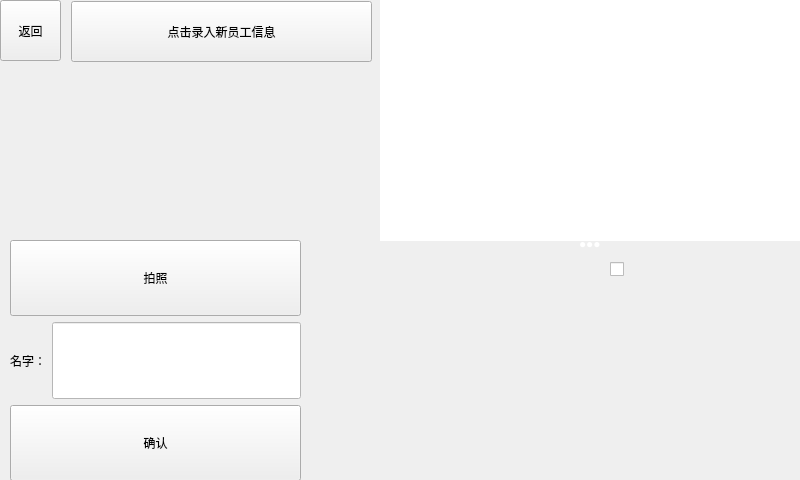
Qt form ArmV4l2Opencv/administratorw.ui (George-sudo/attendance-system) before a commit.
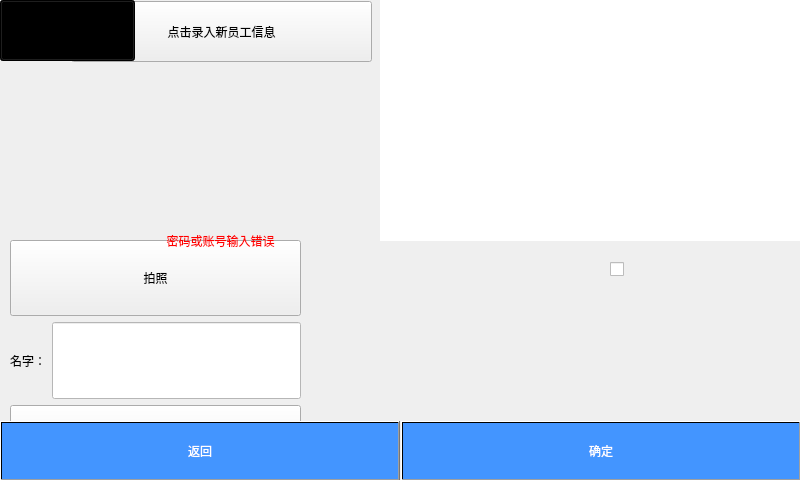
The same form after that commit. Icons and pictures are not drawn. Custom widgets are drawn as their Qt base class.

```diff
--- a/ArmV4l2Opencv/administratorw.ui
+++ b/ArmV4l2Opencv/administratorw.ui
@@ -473,7 +473,7 @@
      <string notr="true">background-color: rgba(0,0,0,0);border-width:0;border-style:outset;color: rgb(255, 255, 255);</string>
     </property>
     <property name="text">
-     <string>李春港</string>
+     <string/>
     </property>
     <property name="alignment">
      <set>Qt::AlignCenter</set>
@@ -492,7 +492,7 @@
      <string notr="true">background-color: rgba(0,0,0,0);border-width:0;border-style:outset;color: rgb(255, 255, 255);</string>
     </property>
     <property name="text">
-     <string>李春港</string>
+     <string/>
     </property>
     <property name="echoMode">
      <enum>QLineEdit::Password</enum>
@@ -501,6 +501,97 @@
      <set>Qt::AlignCenter</set>
     </property>
    </widget>
+   <widget class="QPushButton" name="pushButton">
+    <property name="geometry">
+     <rect>
+      <x>0</x>
+      <y>0</y>
+      <width>135</width>
+      <height>61</height>
+     </rect>
+    </property>
+    <property name="styleSheet">
+     <string notr="true">border-image: url(:/resource/images/return.png);background-color:rgba(0,0,0);</string>
+    </property>
+    <property name="text">
+     <string/>
+    </property>
+   </widget>
+   <widget class="QPushButton" name="loginPushButton">
+    <property name="geometry">
+     <rect>
+      <x>490</x>
+      <y>295</y>
+      <width>176</width>
+      <height>28</height>
+     </rect>
+    </property>
+    <property name="styleSheet">
+     <string notr="true"/>
+    </property>
+    <property name="text">
+     <string/>
+    </property>
+    <property name="flat">
+     <bool>true</bool>
+    </property>
+   </widget>
+   <widget class="QPushButton" name="KeyboardReturnPushButton">
+    <property name="geometry">
+     <rect>
+      <x>0</x>
+      <y>421</y>
+      <width>400</width>
+      <height>60</height>
+     </rect>
+    </property>
+    <property name="styleSheet">
+     <string notr="true">color: rgb(255, 255, 255);
+background-color: qlineargradient(spread:pad, x1:0, y1:0, x2:1, y2:0, stop:0 rgba(67, 149, 255, 255), stop:1 rgba(67, 149, 255, 255));
+font: 87 26pt &quot;Arial Black&quot;;</string>
+    </property>
+    <property name="text">
+     <string>返回</string>
+    </property>
+   </widget>
+   <widget class="QPushButton" name="KeyboardSurePushButton">
+    <property name="geometry">
+     <rect>
+      <x>401</x>
+      <y>421</y>
+      <width>400</width>
+      <height>60</height>
+     </rect>
+    </property>
+    <property name="styleSheet">
+     <string notr="true">color: rgb(255, 255, 255);
+background-color: qlineargradient(spread:pad, x1:0, y1:0, x2:1, y2:0, stop:0 rgba(67, 149, 255, 255), stop:1 rgba(67, 149, 255, 255));
+font: 87 26pt &quot;Arial Black&quot;;</string>
+    </property>
+    <property name="text">
+     <string>确定</string>
+    </property>
+   </widget>
+   <widget class="QLabel" name="HintLabel">
+    <property name="geometry">
+     <rect>
+      <x>60</x>
+      <y>210</y>
+      <width>321</width>
+      <height>61</height>
+     </rect>
+    </property>
+    <property name="styleSheet">
+     <string notr="true">color: rgb(255, 0, 0);
+font: 20pt &quot;方正粗黑宋简体&quot;;</string>
+    </property>
+    <property name="text">
+     <string>密码或账号输入错误</string>
+    </property>
+    <property name="alignment">
+     <set>Qt::AlignCenter</set>
+    </property>
+   </widget>
   </widget>
  </widget>
  <customwidgets>
```
